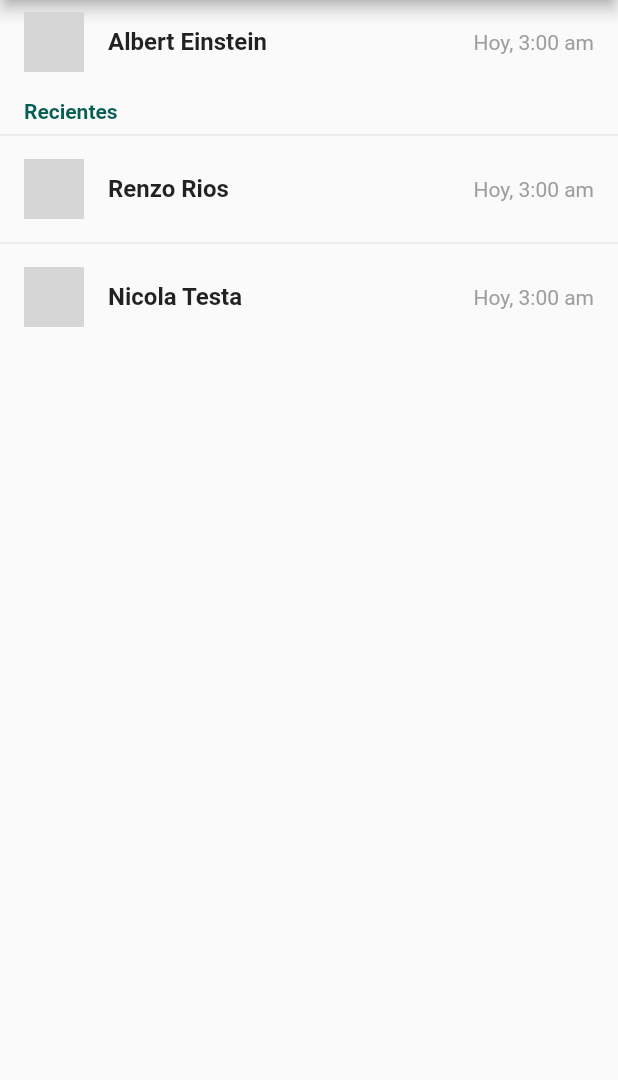
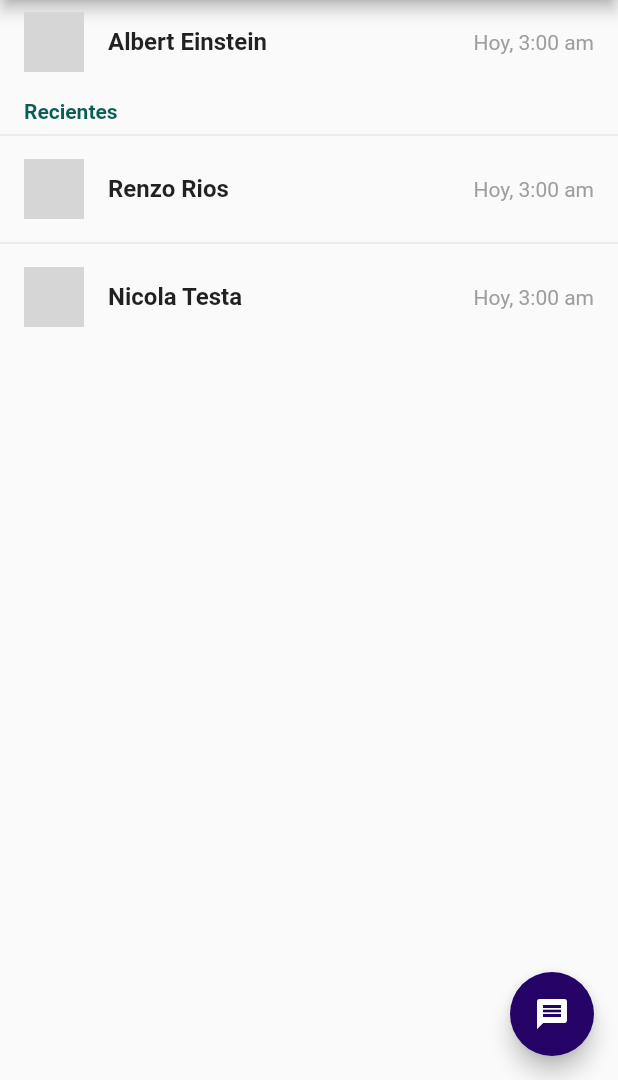
Before and after one commit to tripler123/Flutter_examples, a Flutter app: the screen it shows after launch, tab 3 chosen, on a phone screen of 412 x 824 dp, the part 156-1236 px from its top. Run offline on Flutter 3.47's test engine with Material 2 defaults, Android fonts, the phone set to English and light mode, and no system bars; our stand-ins replace font_awesome_flutter; missing offline and left inert: webfeed; network calls fail; grey boxes are pictures that could not be loaded.

Commit message:
Float bootton

```diff
--- a/flutter_chat/lib/main.dart
+++ b/flutter_chat/lib/main.dart
@@ -17,6 +17,7 @@ class MyApp extends StatelessWidget {
       ),
       debugShowCheckedModeBanner: false,
       home: new WhatsAppHome(),
+
     );
   }
 }
--- a/flutter_chat/lib/pages/chat_screen.dart
+++ b/flutter_chat/lib/pages/chat_screen.dart
@@ -47,6 +47,7 @@ class _ChatScreenState extends State<ChatScreen> with TickerProviderStateMixin {
                       _isTyped = text.length > 0;
                     });
                   },
+                  decoration: new InputDecoration.collapsed(hintText: "Enviar Mensaje"),
                 ),
               ),
               new Container(
--- a/flutter_chat/lib/whatsapp_home.dart
+++ b/flutter_chat/lib/whatsapp_home.dart
@@ -37,7 +37,17 @@ class _WhatsAppHomeState extends State<WhatsAppHome>
       ),
       body: new TabBarView(
         controller: _controller,
-        children: <Widget>[new Camera(), new ChatList(), new Status(), new Calls()],
+        children: <Widget>[
+          new Camera(),
+          new ChatList(),
+          new Status(),
+          new Calls()
+        ],
+      ),
+      floatingActionButton: new FloatingActionButton(
+        backgroundColor: Color(0xff250366),
+        child: Icon(Icons.message),
+        onPressed: () {},
       ),
     );
   }
```
